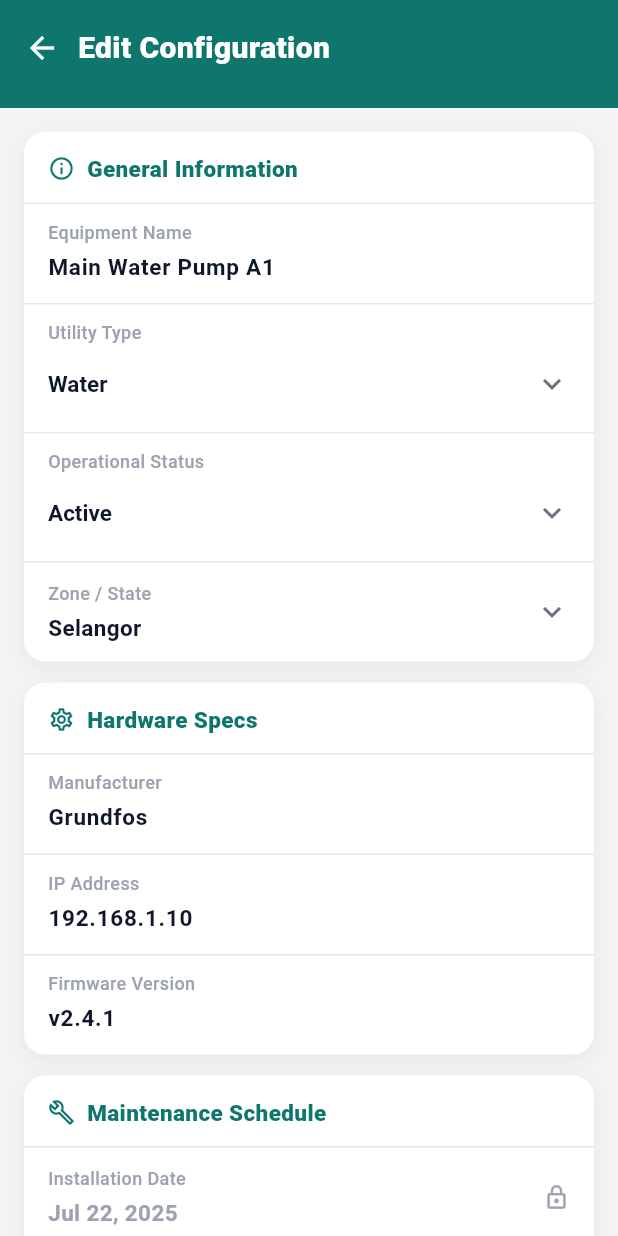
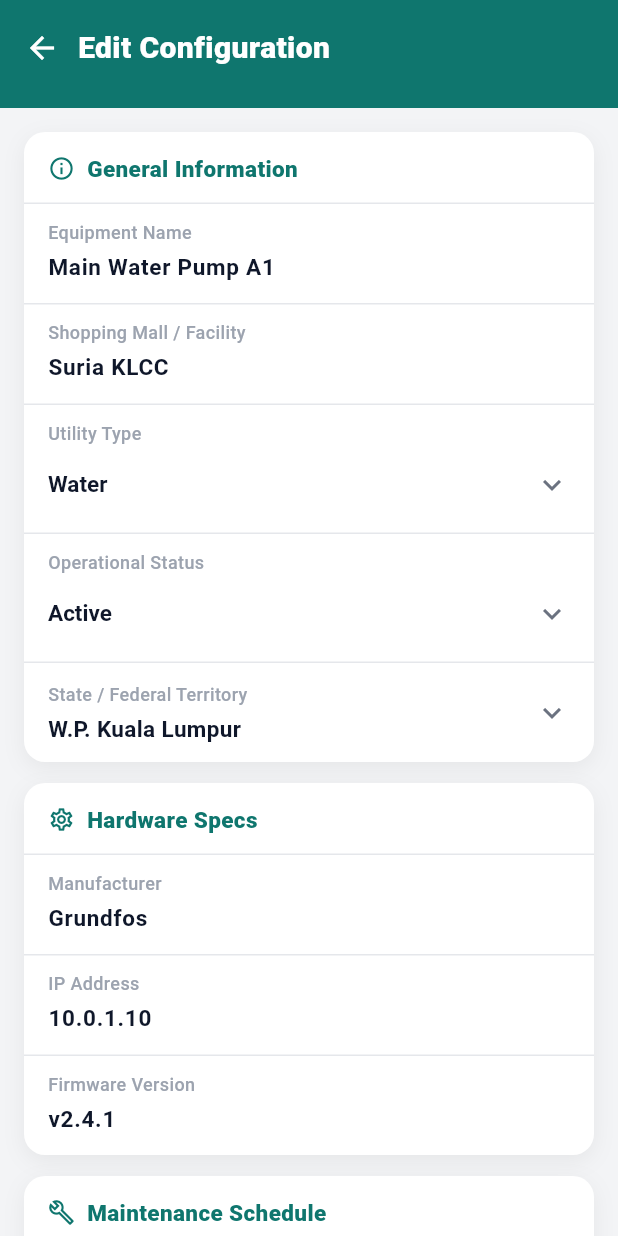
Before and after one commit to TanZhengYang0912/Mobile-Assignmnet, a Flutter app: the InventoryScreen screen opened directly, after a tap on the "edit" icon, on a phone screen of 412 x 824 dp. Run offline on Flutter 3.47's test engine with Material 3 defaults, Android fonts, the phone set to English and light mode, and no system bars; our stand-ins replace csv, fl_chart, supabase_flutter; accounts and stored records are empty.

Commit message:
Add nationwide mall equipment hierarchy

```diff
--- a/lib/modules/dataset/data/dataset_repository.dart
+++ b/lib/modules/dataset/data/dataset_repository.dart
@@ -5,52 +5,106 @@ import '../models/models.dart';
 class DatasetRepository {
   final Uuid _uuid = const Uuid();
 
-  // In-memory storage for local testing
-  static final List<EquipmentNode> _nodes = [
-    EquipmentNode(
+  // In-memory demo storage for Module 1. Every configured Malaysian state or
+  // federal territory has at least one facility, while high-density areas
+  // have more facilities to make the nationwide hierarchy visible.
+  static final List<EquipmentNode> _nodes = _buildSeedNodes();
+  static final List<UtilityLog> _logs = [];
+
+  static const List<_FacilitySeed> _facilitySeeds = [
+    _FacilitySeed('W.P. Kuala Lumpur', 'Kuala Lumpur', 'Suria KLCC'),
+    _FacilitySeed('W.P. Kuala Lumpur', 'Kuala Lumpur', 'Pavilion Kuala Lumpur'),
+    _FacilitySeed('W.P. Kuala Lumpur', 'Kuala Lumpur', 'Mid Valley Megamall'),
+    _FacilitySeed('W.P. Kuala Lumpur', 'Kuala Lumpur', 'The Exchange TRX'),
+    _FacilitySeed('W.P. Kuala Lumpur', 'Kuala Lumpur', 'Berjaya Times Square'),
+    _FacilitySeed('Selangor', 'Petaling Jaya', '1 Utama Shopping Centre'),
+    _FacilitySeed('Selangor', 'Subang Jaya', 'Sunway Pyramid'),
+    _FacilitySeed('Selangor', 'Shah Alam', 'Setia City Mall'),
+    _FacilitySeed('Johor', 'Johor Bahru', 'Mid Valley Southkey'),
+    _FacilitySeed('Johor', 'Johor Bahru', 'Paradigm Mall Johor Bahru'),
+    _FacilitySeed('Pulau Pinang', 'George Town', 'Gurney Plaza'),
+    _FacilitySeed('Pulau Pinang', 'Bayan Lepas', 'Queensbay Mall'),
+    _FacilitySeed('Sabah', 'Kota Kinabalu', 'Imago Shopping Mall'),
+    _FacilitySeed('Sabah', 'Kota Kinabalu', 'Suria Sabah'),
+    _FacilitySeed('Sarawak', 'Kuching', 'The Spring Shopping Mall'),
+    _FacilitySeed('Sarawak', 'Kuching', 'Vivacity Megamall'),
+    _FacilitySeed('Kedah', 'Alor Setar', 'Aman Central'),
+    _FacilitySeed('Kelantan', 'Kota Bharu', 'AEON Mall Kota Bharu'),
+    _FacilitySeed(
+        'Melaka', 'Bandar Melaka', 'Dataran Pahlawan Melaka Megamall'),
+    _FacilitySeed('Negeri Sembilan', 'Seremban', 'Palm Mall Seremban'),
+    _FacilitySeed('Pahang', 'Kuantan', 'East Coast Mall'),
+    _FacilitySeed('Perak', 'Ipoh', 'Ipoh Parade'),
+    _FacilitySeed('Perlis', 'Kangar', 'Kangar Central Mall'),
+    _FacilitySeed('Terengganu', 'Kuala Terengganu', 'Paya Bunga Square'),
+    _FacilitySeed('W.P. Labuan', 'Labuan', 'Financial Park Labuan'),
+    _FacilitySeed('W.P. Putrajaya', 'Putrajaya', 'Alamanda Shopping Centre'),
+  ];
+
+  static List<EquipmentNode> _buildSeedNodes() {
+    final now = DateTime.now();
+    final nodes = <EquipmentNode>[];
+
+    for (var i = 0; i < _facilitySeeds.length; i++) {
+      final facility = _facilitySeeds[i];
+      final subnet = i + 1;
+      final valveIsCritical = i % 4 == 0;
+      final transformerNeedsMaintenance = i % 5 == 0;
+
+      nodes.add(EquipmentNode(
         nodeId: const Uuid().v4(),
         nodeName: 'Main Water Pump A1',
         utilityType: 'Water',
-      zoneId: 'Selangor',
+        zoneId: facility.state,
+        facilityName: facility.name,
+        facilityCity: facility.city,
         status: 'Active',
-      createdAt: DateTime.now().subtract(const Duration(days: 300)),
+        createdAt: now.subtract(Duration(days: 120 + i)),
         manufacturer: 'Grundfos',
-      installationDate: DateTime.now().subtract(const Duration(days: 365)),
-      lastMaintenanceDate: DateTime.now().subtract(const Duration(days: 15)),
-      healthScore: 98,
+        installationDate: now.subtract(Duration(days: 365 + i)),
+        lastMaintenanceDate: now.subtract(Duration(days: 15 + i % 12)),
+        healthScore: 96 - i % 8,
         firmwareVersion: 'v2.4.1',
-      ipAddress: '192.168.1.10',
-    ),
-    EquipmentNode(
+        ipAddress: '10.0.$subnet.10',
+      ));
+
+      nodes.add(EquipmentNode(
+        nodeId: const Uuid().v4(),
+        nodeName: 'Cooling Tower Valve',
+        utilityType: 'Water',
+        zoneId: facility.state,
+        facilityName: facility.name,
+        facilityCity: facility.city,
+        status: valveIsCritical ? 'Critical' : 'Active',
+        createdAt: now.subtract(Duration(days: 90 + i)),
+        manufacturer: 'Schneider Electric',
+        installationDate: now.subtract(Duration(days: 240 + i)),
+        lastMaintenanceDate: now.subtract(Duration(days: 30 + i % 15)),
+        healthScore: valveIsCritical ? 58 : 90 - i % 7,
+        firmwareVersion: 'v3.0.5',
+        ipAddress: '10.0.$subnet.11',
+      ));
+
+      nodes.add(EquipmentNode(
         nodeId: const Uuid().v4(),
         nodeName: 'Sub-Transformer B2',
         utilityType: 'Electricity',
-      zoneId: 'Kedah',
-      status: 'Maintenance',
-      createdAt: DateTime.now().subtract(const Duration(days: 150)),
+        zoneId: facility.state,
+        facilityName: facility.name,
+        facilityCity: facility.city,
+        status: transformerNeedsMaintenance ? 'Maintenance' : 'Active',
+        createdAt: now.subtract(Duration(days: 150 + i)),
         manufacturer: 'Siemens',
-      installationDate: DateTime.now().subtract(const Duration(days: 200)),
-      lastMaintenanceDate: DateTime.now().subtract(const Duration(days: 2)),
-      healthScore: 72,
+        installationDate: now.subtract(Duration(days: 300 + i)),
+        lastMaintenanceDate: now.subtract(Duration(days: 2 + i % 20)),
+        healthScore: transformerNeedsMaintenance ? 72 : 94 - i % 9,
         firmwareVersion: 'v1.1.0',
-      ipAddress: '192.168.1.44',
-    ),
-    EquipmentNode(
-      nodeId: const Uuid().v4(),
-      nodeName: 'Cooling Tower Valve',
-      utilityType: 'Water',
-      zoneId: 'Johor',
-      status: 'Critical',
-      createdAt: DateTime.now().subtract(const Duration(days: 50)),
-      manufacturer: 'Schneider Electric',
-      installationDate: DateTime.now().subtract(const Duration(days: 60)),
-      lastMaintenanceDate: DateTime.now().subtract(const Duration(days: 30)),
-      healthScore: 34,
-      firmwareVersion: 'v3.0.5',
-      ipAddress: '192.168.1.105',
-    ),
-  ];
-  static final List<UtilityLog> _logs = [];
+        ipAddress: '10.0.$subnet.12',
+      ));
+    }
+
+    return nodes;
+  }
 
   // --- Equipment Nodes CRUD ---
 
@@ -104,3 +158,11 @@ class DatasetRepository {
     ));
   }
 }
+
+class _FacilitySeed {
+  final String state;
+  final String city;
+  final String name;
+
+  const _FacilitySeed(this.state, this.city, this.name);
+}
--- a/lib/modules/dataset/models/models.dart
+++ b/lib/modules/dataset/models/models.dart
@@ -3,6 +3,8 @@ class EquipmentNode {
   final String nodeName;
   final String utilityType;
   final String? zoneId;
+  final String? facilityName;
+  final String? facilityCity;
   final String status;
   final DateTime? createdAt;
   final String? manufacturer;
@@ -18,6 +20,8 @@ class EquipmentNode {
     required this.nodeName,
     required this.utilityType,
     this.zoneId,
+    this.facilityName,
+    this.facilityCity,
     required this.status,
     this.createdAt,
     this.manufacturer,
@@ -34,12 +38,17 @@ class EquipmentNode {
         'node_name': nodeName,
         'utility_type': utilityType,
         if (zoneId != null) 'zone_id': zoneId,
+        if (facilityName != null) 'facility_name': facilityName,
+        if (facilityCity != null) 'facility_city': facilityCity,
         'status': status,
         if (createdAt != null) 'created_at': createdAt!.toIso8601String(),
         if (manufacturer != null) 'manufacturer': manufacturer,
-        if (installationDate != null) 'installation_date': installationDate!.toIso8601String(),
-        if (lastMaintenanceDate != null) 'last_maintenance_date': lastMaintenanceDate!.toIso8601String(),
-        if (nextMaintenanceDate != null) 'next_maintenance_date': nextMaintenanceDate!.toIso8601String(),
+        if (installationDate != null)
+          'installation_date': installationDate!.toIso8601String(),
+        if (lastMaintenanceDate != null)
+          'last_maintenance_date': lastMaintenanceDate!.toIso8601String(),
+        if (nextMaintenanceDate != null)
+          'next_maintenance_date': nextMaintenanceDate!.toIso8601String(),
         'health_score': healthScore,
         if (firmwareVersion != null) 'firmware_version': firmwareVersion,
         if (ipAddress != null) 'ip_address': ipAddress,
@@ -50,12 +59,22 @@ class EquipmentNode {
         nodeName: map['node_name'] as String,
         utilityType: map['utility_type'] as String,
         zoneId: map['zone_id'] as String?,
+        facilityName: map['facility_name'] as String?,
+        facilityCity: map['facility_city'] as String?,
         status: map['status'] as String,
-        createdAt: map['created_at'] != null ? DateTime.parse(map['created_at'] as String) : null,
+        createdAt: map['created_at'] != null
+            ? DateTime.parse(map['created_at'] as String)
+            : null,
         manufacturer: map['manufacturer'] as String?,
-        installationDate: map['installation_date'] != null ? DateTime.parse(map['installation_date'] as String) : null,
-        lastMaintenanceDate: map['last_maintenance_date'] != null ? DateTime.parse(map['last_maintenance_date'] as String) : null,
-        nextMaintenanceDate: map['next_maintenance_date'] != null ? DateTime.parse(map['next_maintenance_date'] as String) : null,
+        installationDate: map['installation_date'] != null
+            ? DateTime.parse(map['installation_date'] as String)
+            : null,
+        lastMaintenanceDate: map['last_maintenance_date'] != null
+            ? DateTime.parse(map['last_maintenance_date'] as String)
+            : null,
+        nextMaintenanceDate: map['next_maintenance_date'] != null
+            ? DateTime.parse(map['next_maintenance_date'] as String)
+            : null,
         healthScore: map['health_score'] as int? ?? 100,
         firmwareVersion: map['firmware_version'] as String?,
         ipAddress: map['ip_address'] as String?,
@@ -66,6 +85,8 @@ class EquipmentNode {
     String? nodeName,
     String? utilityType,
     String? zoneId,
+    String? facilityName,
+    String? facilityCity,
     String? status,
     DateTime? createdAt,
     String? manufacturer,
@@ -81,6 +102,8 @@ class EquipmentNode {
       nodeName: nodeName ?? this.nodeName,
       utilityType: utilityType ?? this.utilityType,
       zoneId: zoneId ?? this.zoneId,
+      facilityName: facilityName ?? this.facilityName,
+      facilityCity: facilityCity ?? this.facilityCity,
       status: status ?? this.status,
       createdAt: createdAt ?? this.createdAt,
       manufacturer: manufacturer ?? this.manufacturer,
@@ -120,7 +143,9 @@ class UtilityLog {
   factory UtilityLog.fromMap(Map<String, Object?> map) => UtilityLog(
         logId: map['log_id'] as String?,
         nodeId: map['node_id'] as String,
-        timestamp: map['timestamp'] != null ? DateTime.parse(map['timestamp'] as String) : null,
+        timestamp: map['timestamp'] != null
+            ? DateTime.parse(map['timestamp'] as String)
+            : null,
         usageValue: (map['usage_value'] as num).toDouble(),
         isAnomaly: map['is_anomaly'] as bool? ?? false,
       );
--- a/lib/modules/dataset/screens/inventory_screen.dart
+++ b/lib/modules/dataset/screens/inventory_screen.dart
@@ -49,6 +49,8 @@ class _InventoryScreenState extends State<InventoryScreen> {
         final query = _searchQuery.toLowerCase();
         return node.nodeName.toLowerCase().contains(query) ||
             (node.zoneId ?? '').toLowerCase().contains(query) ||
+            (node.facilityName ?? '').toLowerCase().contains(query) ||
+            (node.facilityCity ?? '').toLowerCase().contains(query) ||
             (node.manufacturer?.toLowerCase().contains(query) ?? false);
       }
       return true;
@@ -68,8 +70,7 @@ class _InventoryScreenState extends State<InventoryScreen> {
                 ),
                 Padding(
                   padding: const EdgeInsets.fromLTRB(16, 12, 16, 0),
-                  child:
-                      _filterChips(nodes.length, waterCount, elecCount),
+                  child: _filterChips(nodes.length, waterCount, elecCount),
                 ),
                 const SizedBox(height: 12),
                 if (displayNodes.isEmpty)
@@ -183,7 +184,7 @@ class _InventoryScreenState extends State<InventoryScreen> {
       builder: (ctx) => AlertDialog(
         title: const Text('Import Equipment Data'),
         content: const Text(
-            'Bulk-import 4 predefined equipment records from the sample CSV?'),
+            'Bulk-import 4 predefined equipment records from the sample data?'),
         actions: [
           TextButton(
             onPressed: () => Navigator.of(ctx).pop(),
@@ -207,23 +208,26 @@ class _InventoryScreenState extends State<InventoryScreen> {
 
   void _processImport() {
     final state = context.read<DatasetState>();
-    const csvString = '''node_name,utility_type,zone_id,manufacturer,status
-Smart Water Meter X1,Water,Johor,AquaTech,Active
-High-Voltage Transformer,Electricity,Selangor,Siemens,Critical
-Main Valve B,Water,Kedah,FlowMaster,Warning
-Backup Generator 2,Electricity,Kelantan,Honda,Active''';
+    const csvString =
+        '''node_name,utility_type,zone_id,facility_city,facility_name,manufacturer,status
+Smart Water Meter X1,Water,Johor,Johor Bahru,Mid Valley Southkey,AquaTech,Active
+High-Voltage Transformer,Electricity,Selangor,Petaling Jaya,1 Utama Shopping Centre,Siemens,Critical
+Main Valve B,Water,Kedah,Alor Setar,Aman Central,FlowMaster,Warning
+Backup Generator 2,Electricity,Kelantan,Kota Bharu,AEON Mall Kota Bharu,Honda,Active''';
 
     final lines = csvString.split('\n');
     int count = 0;
     for (int i = 1; i < lines.length; i++) {
       final parts = lines[i].split(',');
-      if (parts.length >= 5) {
+      if (parts.length >= 7) {
         state.addOrUpdateNode(EquipmentNode(
           nodeName: parts[0],
           utilityType: parts[1],
           zoneId: parts[2],
-          manufacturer: parts[3],
-          status: parts[4],
+          facilityCity: parts[3],
+          facilityName: parts[4],
+          manufacturer: parts[5],
+          status: parts[6],
           installationDate: DateTime.now(),
         ));
         count++;
@@ -293,8 +297,7 @@ Backup Generator 2,Electricity,Kelantan,Honda,Active''';
                 style: TextStyle(
                     fontSize: 13,
                     fontWeight: FontWeight.w600,
-                    color:
-                        selected ? Colors.white : AppColors.textPrimary)),
+                    color: selected ? Colors.white : AppColors.textPrimary)),
           ],
         ),
       ),
@@ -303,7 +306,8 @@ Backup Generator 2,Electricity,Kelantan,Honda,Active''';
 
   Widget _equipmentCard(EquipmentNode node, DatasetState state) {
     final isWater = node.utilityType == 'Water';
-    final accent = isWater ? AppColors.waterAccent : AppColors.electricityAccent;
+    final accent =
+        isWater ? AppColors.waterAccent : AppColors.electricityAccent;
     final surface =
         isWater ? AppColors.waterSurface : AppColors.electricitySurface;
 
@@ -385,7 +389,9 @@ Backup Generator 2,Electricity,Kelantan,Honda,Active''';
                           borderRadius: BorderRadius.circular(12),
                         ),
                         child: Icon(
-                          isWater ? Icons.water_drop_outlined : Icons.electric_bolt,
+                          isWater
+                              ? Icons.water_drop_outlined
+                              : Icons.electric_bolt,
                           color: accent,
                         ),
                       ),
@@ -398,8 +404,8 @@ Backup Generator 2,Electricity,Kelantan,Honda,Active''';
                           decoration: BoxDecoration(
                             color: statusColor,
                             shape: BoxShape.circle,
-                            border: Border.all(
-                                color: AppColors.surface, width: 2),
+                            border:
+                                Border.all(color: AppColors.surface, width: 2),
                           ),
                         ),
                       ),
@@ -411,6 +417,15 @@ Backup Generator 2,Electricity,Kelantan,Honda,Active''';
                       crossAxisAlignment: CrossAxisAlignment.start,
                       children: [
                         Text(
+                          node.facilityName ?? 'Unassigned facility',
+                          style: const TextStyle(
+                              fontSize: 13,
+                              fontWeight: FontWeight.w700,
+                              color: AppColors.adminPrimary),
+                          overflow: TextOverflow.ellipsis,
+                        ),
+                        const SizedBox(height: 2),
+                        Text(
                           node.nodeName,
                           style: const TextStyle(
                               fontSize: 15,
@@ -420,10 +435,9 @@ Backup Generator 2,Electricity,Kelantan,Honda,Active''';
                         ),
                         const SizedBox(height: 2),
                         Text(
-                          '${node.zoneId ?? '—'} · ${node.manufacturer ?? 'Unknown'}',
+                          '${node.zoneId ?? '—'} · ${node.facilityCity ?? '—'} · ${node.manufacturer ?? 'Unknown'}',
                           style: const TextStyle(
-                              fontSize: 12,
-                              color: AppColors.textSecondary),
+                              fontSize: 12, color: AppColors.textSecondary),
                         ),
                         const SizedBox(height: 8),
                         Row(
--- a/lib/modules/dataset/screens/node_form_screen.dart
+++ b/lib/modules/dataset/screens/node_form_screen.dart
@@ -19,6 +19,7 @@ class _NodeFormScreenState extends State<NodeFormScreen> {
   final _formKey = GlobalKey<FormState>();
 
   late final TextEditingController _nameController;
+  late final TextEditingController _facilityController;
   late final TextEditingController _manufacturerController;
   late final TextEditingController _ipController;
   late final TextEditingController _firmwareController;
@@ -34,9 +35,22 @@ class _NodeFormScreenState extends State<NodeFormScreen> {
   final _editableFormat = DateFormat('dd/MM/yyyy');
 
   static const _malaysianStates = [
-    'Johor', 'Kedah', 'Kelantan', 'Melaka', 'Negeri Sembilan', 'Pahang',
-    'Perak', 'Perlis', 'Pulau Pinang', 'Sabah', 'Sarawak', 'Selangor',
-    'Terengganu', 'W.P. Kuala Lumpur', 'W.P. Labuan', 'W.P. Putrajaya'
+    'Johor',
+    'Kedah',
+    'Kelantan',
+    'Melaka',
+    'Negeri Sembilan',
+    'Pahang',
+    'Perak',
+    'Perlis',
+    'Pulau Pinang',
+    'Sabah',
+    'Sarawak',
+    'Selangor',
+    'Terengganu',
+    'W.P. Kuala Lumpur',
+    'W.P. Labuan',
+    'W.P. Putrajaya'
   ];
 
   static const _utilityTypes = ['Water', 'Electricity'];
@@ -48,6 +62,8 @@ class _NodeFormScreenState extends State<NodeFormScreen> {
   void initState() {
     super.initState();
     _nameController = TextEditingController(text: widget.node?.nodeName ?? '');
+    _facilityController =
+        TextEditingController(text: widget.node?.facilityName ?? '');
     _manufacturerController =
         TextEditingController(text: widget.node?.manufacturer ?? '');
     _ipController = TextEditingController(text: widget.node?.ipAddress ?? '');
@@ -69,6 +85,7 @@ class _NodeFormScreenState extends State<NodeFormScreen> {
   @override
   void dispose() {
     _nameController.dispose();
+    _facilityController.dispose();
     _manufacturerController.dispose();
     _ipController.dispose();
     _firmwareController.dispose();
@@ -83,6 +100,8 @@ class _NodeFormScreenState extends State<NodeFormScreen> {
       utilityType: _utilityType,
       status: _status,
       zoneId: _zoneId,
+      facilityName: _facilityController.text.trim(),
+      facilityCity: widget.node?.facilityCity,
       manufacturer: _manufacturerController.text.trim(),
       firmwareVersion: _firmwareController.text.trim(),
       ipAddress: _ipController.text.trim(),
@@ -128,8 +147,15 @@ class _NodeFormScreenState extends State<NodeFormScreen> {
                       _textFieldRow(
                         label: 'Equipment Name',
                         controller: _nameController,
+                        validator: (v) =>
+                            (v == null || v.trim().isEmpty) ? 'Required' : null,
+                      ),
+                      const _RowDivider(),
+                      _textFieldRow(
+                        label: 'Shopping Mall / Facility',
+                        controller: _facilityController,
                         validator: (v) => (v == null || v.trim().isEmpty)
-                            ? 'Required'
+                            ? 'Facility is required'
                             : null,
                       ),
                       const _RowDivider(),
@@ -148,7 +174,7 @@ class _NodeFormScreenState extends State<NodeFormScreen> {
                       ),
                       const _RowDivider(),
                       _pickerRow(
-                        label: 'Zone / State',
+                        label: 'State / Federal Territory',
                         value: _zoneId,
                         onTap: _showStatePicker,
                       ),
@@ -174,8 +200,7 @@ class _NodeFormScreenState extends State<NodeFormScreen> {
                           if (v == null || v.trim().isEmpty) {
                             return 'IP Address is required';
                           }
-                          final ip =
-                              RegExp(r'^(?:[0-9]{1,3}\.){3}[0-9]{1,3}$');
+                          final ip = RegExp(r'^(?:[0-9]{1,3}\.){3}[0-9]{1,3}$');
                           if (!ip.hasMatch(v.trim())) {
                             return 'Enter a valid IPv4 (e.g. 192.168.1.1)';
                           }
@@ -506,8 +531,8 @@ class _NodeFormScreenState extends State<NodeFormScreen> {
                     child: ListView.separated(
                       physics: const ClampingScrollPhysics(),
                       itemCount: _malaysianStates.length,
-                      separatorBuilder: (_, __) => const Divider(
-                          height: 1, indent: 20, endIndent: 20),
+                      separatorBuilder: (_, __) =>
+                          const Divider(height: 1, indent: 20, endIndent: 20),
                       itemBuilder: (_, i) {
                         final s = _malaysianStates[i];
                         final selected = s == _zoneId;
@@ -672,8 +697,18 @@ class _CalendarPickerDialogState extends State<_CalendarPickerDialog> {
 
   static const _weekdayLabels = ['S', 'M', 'T', 'W', 'T', 'F', 'S'];
   static const _monthNames = [
-    'January', 'February', 'March', 'April', 'May', 'June',
-    'July', 'August', 'September', 'October', 'November', 'December'
+    'January',
+    'February',
+    'March',
+    'April',
+    'May',
+    'June',
+    'July',
+    'August',
+    'September',
+    'October',
+    'November',
+    'December'
   ];
 
   @override
@@ -777,8 +812,7 @@ class _CalendarPickerDialogState extends State<_CalendarPickerDialog> {
             for (int week = 0; week < 6; week++)
               Row(
                 children: List.generate(7, (dow) {
-                  final date =
-                      gridStart.add(Duration(days: week * 7 + dow));
+                  final date = gridStart.add(Duration(days: week * 7 + dow));
                   final isCurrentMonth = date.month == _visibleMonth.month;
                   final isSelected = _sameDay(date, _selected);
                   final isToday = _sameDay(date, todayNorm);
@@ -788,8 +822,7 @@ class _CalendarPickerDialogState extends State<_CalendarPickerDialog> {
                       child: InkWell(
                         onTap: () {
                           setState(() => _selected = date);
-                          Navigator.of(context)
-                              .pop(_CalendarResult(date));
+                          Navigator.of(context).pop(_CalendarResult(date));
                         },
                         borderRadius: BorderRadius.circular(6),
                         child: Container(
@@ -797,8 +830,7 @@ class _CalendarPickerDialogState extends State<_CalendarPickerDialog> {
                           decoration: isSelected
                               ? BoxDecoration(
                                   border: Border.all(
-                                      color: AppColors.textPrimary,
-                                      width: 1.4),
+                                      color: AppColors.textPrimary, width: 1.4),
                                   borderRadius: BorderRadius.circular(6),
                                 )
                               : null,
@@ -829,8 +861,7 @@ class _CalendarPickerDialogState extends State<_CalendarPickerDialog> {
                       Navigator.of(context).pop(const _CalendarResult(null)),
                   borderRadius: BorderRadius.circular(6),
                   child: const Padding(
-                    padding:
-                        EdgeInsets.symmetric(horizontal: 8, vertical: 6),
+                    padding: EdgeInsets.symmetric(horizontal: 8, vertical: 6),
                     child: Text(
                       'Clear',
                       style: TextStyle(
@@ -850,8 +881,7 @@ class _CalendarPickerDialogState extends State<_CalendarPickerDialog> {
                   },
                   borderRadius: BorderRadius.circular(6),
                   child: const Padding(
-                    padding:
-                        EdgeInsets.symmetric(horizontal: 8, vertical: 6),
+                    padding: EdgeInsets.symmetric(horizontal: 8, vertical: 6),
                     child: Text(
                       'Today',
                       style: TextStyle(
```
Also changed, not shown: lib/modules/dataset/screens/equipment_detail_screen.dart (+60 -23 lines), 1 other file. Lines whose indentation alone changed are shown as unchanged.
